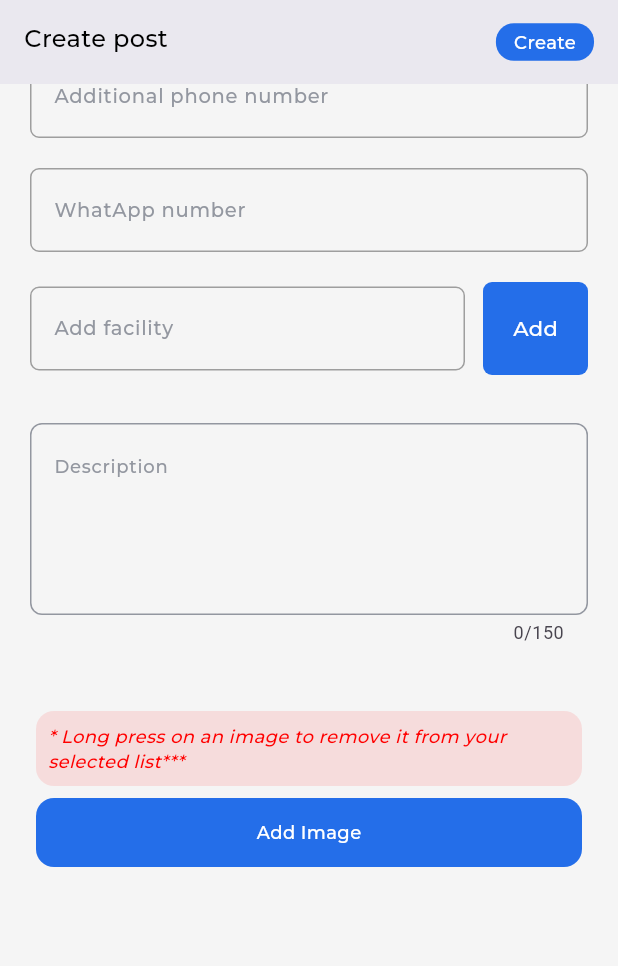
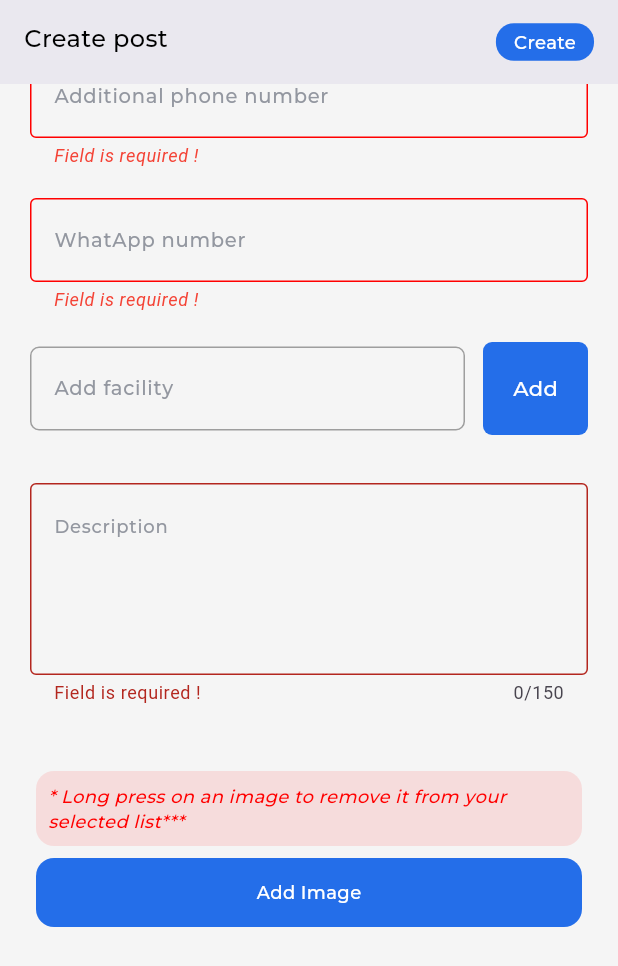
Before and after one commit to dev-rifat/tolet-app-android-ios, a Flutter app: the CreatePost screen opened directly, scrolled down 576 dp, after a tap on "Create", on a phone screen of 412 x 824 dp. Shown: the top 966 px of the screen. Run offline on Flutter 3.47's test engine with Material 3 defaults, Android fonts, the phone set to English and light mode, and no system bars; our stand-ins replace awesome_bottom_bar, cached_network_image, connectivity_plus, device_info_plus, file_picker, flutter_zoom_drawer and 14 more; missing offline and left inert: dart:ffi, hidable; accounts and stored records are empty; network calls fail.

Commit message:
create post

```diff
--- a/lib/common/widgets/cutom_component/cutom_input_field.dart
+++ b/lib/common/widgets/cutom_component/cutom_input_field.dart
@@ -87,7 +87,7 @@ class _CustomInputFieldState extends State<CustomInputField> {
         ),
         errorBorder:  OutlineInputBorder(
           borderSide: BorderSide(
-              color:widget.errorBorderColor?? Colors.transparent),),
+              color:widget.errorBorderColor?? Colors.red),),
 
 
 
--- a/lib/models/main/create_post/controller/create_post_controller.dart
+++ b/lib/models/main/create_post/controller/create_post_controller.dart
@@ -17,11 +17,12 @@ class CreatePostController extends GetxController with StateMixin {
   final isSelectCategory = 0.obs;
   final isSelectGender = 0.obs;
   final isSelectFilter = 0.obs;
-  final isSelectCategoryId = "".obs;
+  final isSelectCategoryId = "1".obs;
+  final isSelectCategoryName = "".obs;
   final isSelectedCityId = "".obs;
   final isLoadingCreatePost = false.obs;
 
-  var selectedBedRoomValue = "".obs;
+  var selectedBedRoomValue = "02".obs;
   List<String> items = [
     '01',
     '02',
@@ -31,7 +32,7 @@ class CreatePostController extends GetxController with StateMixin {
     "06",
   ];
 
-  var selectedBathRoomValue = ''.obs;
+  var selectedBathRoomValue = '02'.obs;
 
   List<String> bathRoomItems = [
     '01',
@@ -42,7 +43,7 @@ class CreatePostController extends GetxController with StateMixin {
     "06",
   ];
 
-  var selectedVarandaValue = ''.obs;
+  var selectedVarandaValue = '02'.obs;
 
   List<String> varandItems = [
     '01',
@@ -53,7 +54,7 @@ class CreatePostController extends GetxController with StateMixin {
     "06",
   ];
 
-  var selectedFloorValue = ''.obs;
+  var selectedFloorValue = '02'.obs;
 
   List<String> floorItems = [
     '01',
@@ -119,6 +120,7 @@ class CreatePostController extends GetxController with StateMixin {
         cityListList = cityListModel.data ?? [];
         if (cityListList.isNotEmpty) {
           selectedCity.value = cityListList[0].name ?? "";
+          isSelectedCityId.value = cityListList[0].id.toString() ?? "";
         }
       }
     } catch (e) {
@@ -129,6 +131,12 @@ class CreatePostController extends GetxController with StateMixin {
   }
 
   Future<void> createPost() async {
+    DateTime outputDate = DateTime.now();
+
+    // Format the DateTime object to a string
+    String formattedDate = '${outputDate.year}-${outputDate.month.toString().padLeft(2, '0')}-${outputDate.day.toString().padLeft(2, '0')}';
+   print(formattedDate);
+
     isLoadingCreatePost(true);
     var uri = Uri.parse(Api.BASE_URL + Api.CREATE_POST);
 
@@ -155,7 +163,7 @@ class CreatePostController extends GetxController with StateMixin {
 
       request.fields['gender'] = isSelectGender.value == 0 ? "Male" : "Female";
       request.fields['rent'] = rentController.text;
-      request.fields['available_from'] = "2023-04-12";
+      request.fields['available_from'] = formattedDate;
       request.fields['additional_phone_number'] =
           additionalPhoneNumberController.text;
       request.fields['description'] = descriptionController.text;
@@ -203,10 +211,11 @@ class CreatePostController extends GetxController with StateMixin {
   }
 
   void _clearData() {
-    selectedBedRoomValue.value = "";
-    selectedBathRoomValue.value = "";
-    selectedVarandaValue.value = "";
-    selectedFloorValue.value = "";
+    Get.find<MultiImagePickerController>().imageFileList.value=[];
+    selectedBedRoomValue.value = "02";
+    selectedBathRoomValue.value = "02";
+    selectedVarandaValue.value = "02";
+    selectedFloorValue.value = "02";
     rentController.clear();
     postTitleController.clear();
     additionalPhoneNumberController.clear();
@@ -214,7 +223,8 @@ class CreatePostController extends GetxController with StateMixin {
     whatAppNumberController.clear();
     rentController.clear();
     facilityList.value = [];
-    isSelectCategoryId.value = "";
+    isSelectCategoryId.value = "1";
     isSelectedCityId.value = "";
+    getCityList();
   }
 }
--- a/lib/models/main/create_post/view/screen/create_post_screen.dart
+++ b/lib/models/main/create_post/view/screen/create_post_screen.dart
@@ -1,34 +1,49 @@
+import 'dart:ffi';
+
 import 'package:flutter/material.dart';
 import 'package:get/get.dart';
+import 'package:get_storage/get_storage.dart';
 import 'package:to_let_mobile_app/common/widgets/custom_spacer.dart';
 import 'package:to_let_mobile_app/common/widgets/cutom_component/margin_layout.dart';
+import 'package:to_let_mobile_app/common/widgets/warning_message.dart';
 import 'package:to_let_mobile_app/utils/dimensions.dart';
+import '../../../../../common/controller/input_controller.dart';
 import '../../../../../common/widgets/custom_app_bar.dart';
 import '../../../../../utils/app_color.dart';
+import '../../../../../utils/app_string.dart';
 import '../../../../../utils/app_style.dart';
+import '../../../home/controller/home_controller.dart';
 import '../../../home/view/widget/category_list.dart';
 import '../../../main/main.dart';
 import '../../controller/create_post_controller.dart';
+import '../../controller/multi_image_pic_controller.dart';
 import '../../model/cilty_list_model.dart';
 import '../widget/add_facility.dart';
 import '../widget/gender_widget.dart';
 import '../widget/multi_image_pikar.dart';
 import '../widget/text_field_widgets.dart';
+import 'no_auth.dart';
 
 class CreatePost extends StatelessWidget {
   CreatePost({super.key});
 
   final CreatePostController createPostController =
       Get.put(CreatePostController());
+  final _formKey = GlobalKey<FormState>();
 
   @override
   Widget build(BuildContext context) {
-    return Scaffold(
+    Get.put(CreatePostController());
+    return Form(
+      key: _formKey,
+      child: Scaffold(
         backgroundColor: Colors.grey.shade100,
         appBar: _appbar(),
         body: Padding(
           padding: marginLayout,
-        child: SingleChildScrollView(
+          child: GetStorage().read(AppString.ACCESS_TOKEN) == null
+              ? const NoAuth()
+              : SingleChildScrollView(
                   physics: const BouncingScrollPhysics(),
                   controller: hideButtonController,
                   child: Column(
@@ -57,19 +72,24 @@ class CreatePost extends StatelessWidget {
                                     left: 12.0, right: 8, bottom: 6, top: 6),
                                 child: Obx(() {
                                   return DropdownButton<String>(
-                            value:
-                                createPostController.selectedBedRoomValue.value.isEmpty
+                                    value: createPostController
+                                            .selectedBedRoomValue.value.isEmpty
                                         ? null
-                                    : createPostController.selectedBedRoomValue.value,
+                                        : createPostController
+                                            .selectedBedRoomValue.value,
                                     hint: Text(
                                       "Bed room",
-                              style: AppStyle.normal_text_black.copyWith(
-                                  color:
-                                      AppColor.normalTextColor.withOpacity(0.5),
-                                  fontSize: Dimensions.fontSizeDefault + 1),
+                                      style: AppStyle.normal_text_black
+                                          .copyWith(
+                                              color: AppColor.normalTextColor
+                                                  .withOpacity(0.5),
+                                              fontSize:
+                                                  Dimensions.fontSizeDefault +
+                                                      1),
                                     ),
                                     onChanged: (newValue) {
-                              createPostController.setSelected(newValue!);
+                                      createPostController
+                                          .setSelected(newValue!);
                                     },
                                     underline: Container(),
                                     isExpanded: true,
@@ -78,10 +98,12 @@ class CreatePost extends StatelessWidget {
                                         .copyWith(fontSize: 14),
                                     icon: Icon(
                                       Icons.expand_more,
-                              color: AppColor.normalTextColor.withOpacity(0.5),
+                                      color: AppColor.normalTextColor
+                                          .withOpacity(0.5),
                                     ),
                                     items: createPostController.items
-                                .map<DropdownMenuItem<String>>((String value) {
+                                        .map<DropdownMenuItem<String>>(
+                                            (String value) {
                                       return DropdownMenuItem<String>(
                                         value: value,
                                         child: Row(
@@ -127,10 +149,13 @@ class CreatePost extends StatelessWidget {
                                             .selectedBathRoomValue.value,
                                     hint: Text(
                                       "Bath room",
-                              style: AppStyle.normal_text_black.copyWith(
-                                  color:
-                                      AppColor.normalTextColor.withOpacity(0.5),
-                                  fontSize: Dimensions.fontSizeDefault + 1),
+                                      style: AppStyle.normal_text_black
+                                          .copyWith(
+                                              color: AppColor.normalTextColor
+                                                  .withOpacity(0.5),
+                                              fontSize:
+                                                  Dimensions.fontSizeDefault +
+                                                      1),
                                     ),
                                     onChanged: (newValue) {
                                       createPostController
@@ -142,10 +167,12 @@ class CreatePost extends StatelessWidget {
                                         .copyWith(fontSize: 14),
                                     icon: Icon(
                                       Icons.expand_more,
-                              color: AppColor.normalTextColor.withOpacity(0.5),
+                                      color: AppColor.normalTextColor
+                                          .withOpacity(0.5),
                                     ),
                                     items: createPostController.bathRoomItems
-                                .map<DropdownMenuItem<String>>((String value) {
+                                        .map<DropdownMenuItem<String>>(
+                                            (String value) {
                                       return DropdownMenuItem<String>(
                                         value: value,
                                         child: Row(
@@ -195,10 +222,13 @@ class CreatePost extends StatelessWidget {
                                             .selectedVarandaValue.value,
                                     hint: Text(
                                       "Varanda",
-                              style: AppStyle.normal_text_black.copyWith(
-                                  color:
-                                      AppColor.normalTextColor.withOpacity(0.5),
-                                  fontSize: Dimensions.fontSizeDefault + 1),
+                                      style: AppStyle.normal_text_black
+                                          .copyWith(
+                                              color: AppColor.normalTextColor
+                                                  .withOpacity(0.5),
+                                              fontSize:
+                                                  Dimensions.fontSizeDefault +
+                                                      1),
                                     ),
                                     onChanged: (newValue) {
                                       createPostController
@@ -210,10 +240,12 @@ class CreatePost extends StatelessWidget {
                                         .copyWith(fontSize: 14),
                                     icon: Icon(
                                       Icons.expand_more,
-                              color: AppColor.normalTextColor.withOpacity(0.5),
+                                      color: AppColor.normalTextColor
+                                          .withOpacity(0.5),
                                     ),
                                     items: createPostController.items
-                                .map<DropdownMenuItem<String>>((String value) {
+                                        .map<DropdownMenuItem<String>>(
+                                            (String value) {
                                       return DropdownMenuItem<String>(
                                         value: value,
                                         child: Row(
@@ -255,16 +287,21 @@ class CreatePost extends StatelessWidget {
                                     value: createPostController
                                             .selectedFloorValue.value.isEmpty
                                         ? null
-                                : createPostController.selectedFloorValue.value,
+                                        : createPostController
+                                            .selectedFloorValue.value,
                                     hint: Text(
                                       "Floor no",
-                              style: AppStyle.normal_text_black.copyWith(
-                                  color:
-                                      AppColor.normalTextColor.withOpacity(0.5),
-                                  fontSize: Dimensions.fontSizeDefault + 1),
+                                      style: AppStyle.normal_text_black
+                                          .copyWith(
+                                              color: AppColor.normalTextColor
+                                                  .withOpacity(0.5),
+                                              fontSize:
+                                                  Dimensions.fontSizeDefault +
+                                                      1),
                                     ),
                                     onChanged: (newValue) {
-                              createPostController.setSelectedFloor(newValue!);
+                                      createPostController
+                                          .setSelectedFloor(newValue!);
                                     },
                                     isExpanded: true,
                                     underline: Container(),
@@ -272,10 +309,12 @@ class CreatePost extends StatelessWidget {
                                         .copyWith(fontSize: 14),
                                     icon: Icon(
                                       Icons.expand_more,
-                              color: AppColor.normalTextColor.withOpacity(0.5),
+                                      color: AppColor.normalTextColor
+                                          .withOpacity(0.5),
                                     ),
                                     items: createPostController.bathRoomItems
-                                .map<DropdownMenuItem<String>>((String value) {
+                                        .map<DropdownMenuItem<String>>(
+                                            (String value) {
                                       return DropdownMenuItem<String>(
                                         value: value,
                                         child: Row(
@@ -302,7 +341,7 @@ class CreatePost extends StatelessWidget {
                         ],
                       ),
                       customSpacerHeight(height: 20),
-              GenderList(),
+                      Obx(() => _category()),
                       customSpacerHeight(height: 20),
                       rentTextField(),
                       customSpacerHeight(height: 20),
@@ -321,6 +360,7 @@ class CreatePost extends StatelessWidget {
                   ),
                 ),
         ),
+      ),
     );
   }
 
@@ -329,7 +369,15 @@ class CreatePost extends StatelessWidget {
         text: "Create post",
         prefix: GestureDetector(
           onTap: () {
+            if (_formKey.currentState!.validate()) {
+              if (Get.find<MultiImagePickerController>()
+                  .imageFileList
+                  .isNotEmpty) {
                 Get.find<CreatePostController>().createPost();
+              } else {
+                showWarningMessage(message: "Invalid Image");
+              }
+            }
           },
           child: Card(
               elevation: 0,
@@ -337,8 +385,10 @@ class CreatePost extends StatelessWidget {
               child: Padding(
                   padding: const EdgeInsets.only(
                       left: 12.0, right: 12, top: 4, bottom: 4),
-                child:
-                   Obx(() =>  Get.find<CreatePostController>().isLoadingCreatePost.isTrue
+                  child: Obx(
+                    () => Get.find<CreatePostController>()
+                            .isLoadingCreatePost
+                            .isTrue
                         ? const SizedBox(
                             height: 20,
                             width: 20,
@@ -351,10 +401,23 @@ class CreatePost extends StatelessWidget {
                             "Create",
                             style: AppStyle.normal_text
                                 .copyWith(color: AppColor.cardColor),
-                   ),)
+                          ),
+                  ))),
+        ));
+  }
 
-              )),
-        ));
+  Widget _category() {
+    bool hasMatchingCategory = Get.find<CreatePostController>()
+        .isSelectCategoryName
+        .value
+        .endsWith("erlor");
+
+    // Return Container if any match is found, otherwise return GenderList
+    if (hasMatchingCategory) {
+      return GenderList();
+    } else {
+      return const SizedBox.shrink();
+    }
   }
 }
 
--- a/lib/models/main/create_post/view/widget/text_field_widgets.dart
+++ b/lib/models/main/create_post/view/widget/text_field_widgets.dart
@@ -15,6 +15,7 @@ Widget postTitleTextField() {
       color: AppColor.hintColor,
       fontSize: Dimensions.fontSizeDefault+1,
     ),
+    errorBorderColor: AppColor.errorColor,
     validator: (value) {
       if (value!.isEmpty) {
         return AppString.text_field_is_requird;
@@ -33,7 +34,8 @@ Widget bedRoomTextField() {
     hintStyle: AppStyle.normal_text_black.copyWith(
       color: AppColor.hintColor,
       fontSize: Dimensions.fontSizeDefault+1,
-    ),
+    ),    errorBorderColor: AppColor.errorColor,
+
     validator: (value) {
       if (value!.isEmpty) {
         return AppString.text_field_is_requird;
@@ -48,6 +50,8 @@ Widget bathRoomTextField() {
     hitText: "Bath room no.",
     controller: bathRoomController,
     textInputType: TextInputType.number,
+    errorBorderColor: AppColor.errorColor,
+
     hintStyle: AppStyle.normal_text_black.copyWith(
       color: AppColor.hintColor,
       fontSize: Dimensions.fontSizeDefault+1,
@@ -64,6 +68,8 @@ Widget bathRoomTextField() {
   return CustomInputField(
     hitText: "Veranda no.",
     controller: verandaController,
+    errorBorderColor: AppColor.errorColor,
+
     textInputType: TextInputType.number,
     hintStyle: AppStyle.normal_text_black.copyWith(
       color: AppColor.hintColor,
@@ -82,6 +88,8 @@ Widget bathRoomTextField() {
     hitText: "Floor no",
     controller: floorNoController,
     textInputType: TextInputType.number,
+    errorBorderColor: AppColor.errorColor,
+
     hintStyle: AppStyle.normal_text_black.copyWith(
       color: AppColor.hintColor,
       fontSize: Dimensions.fontSizeDefault+1,
@@ -99,6 +107,8 @@ Widget bathRoomTextField() {
     hitText: "Rent.",
     controller: rentController,
     textInputType: TextInputType.number,
+    errorBorderColor: AppColor.errorColor,
+
     hintStyle: AppStyle.normal_text_black.copyWith(
       color: AppColor.hintColor,
       fontSize: Dimensions.fontSizeDefault+1,
@@ -117,6 +127,8 @@ Widget additionalPhoneNumberTextField({controller}) {
     hitText: "Additional phone number",
     controller: additionalPhoneNumberController,
     textInputType: TextInputType.number,
+    errorBorderColor: AppColor.errorColor,
+
     hintStyle: AppStyle.normal_text_black.copyWith(
       color: AppColor.hintColor,
       fontSize: Dimensions.fontSizeDefault+1,
@@ -136,6 +148,8 @@ Widget whatAppNumberTextField({controller}) {
     hitText: "WhatApp number",
     controller: whatAppNumberController,
     textInputType: TextInputType.number,
+    errorBorderColor: AppColor.errorColor,
+
     hintStyle: AppStyle.normal_text_black.copyWith(
       color: AppColor.hintColor,
       fontSize: Dimensions.fontSizeDefault+1,
@@ -156,6 +170,7 @@ Widget descriptionTextField({controller}) {
   return InputNote(
     controller: descriptionController,
     hintText: "Description",
+
     validator: (value) {
       if (value!.isEmpty) {
         return AppString.text_field_is_requird;
--- a/lib/models/main/home/view/widget/category_list.dart
+++ b/lib/models/main/home/view/widget/category_list.dart
@@ -34,6 +34,7 @@ class CategoryList extends GetView<HomeController> {
                     categoryId: category.id
                 );
                 Get.find<CreatePostController>().isSelectCategoryId.value=category.id.toString()??"";
+                Get.find<CreatePostController>().isSelectCategoryName.value=category.name.toString()??"";
 
               },
               child: SizedBox(
--- a/lib/models/main/main/drawer_main/menu_screen.dart
+++ b/lib/models/main/main/drawer_main/menu_screen.dart
@@ -1,6 +1,7 @@
 import 'package:flutter/cupertino.dart';
 import 'package:flutter/material.dart';
 import 'package:get/get.dart';
+import 'package:get_storage/get_storage.dart';
 import 'package:to_let_mobile_app/common/widgets/custom_network_image.dart';
 import 'package:to_let_mobile_app/common/widgets/custom_spacer.dart';
 import 'package:to_let_mobile_app/models/main/home/view/widget/card_style.dart';
@@ -117,6 +118,8 @@ _logoutDialog(){
     context: Get.context!,
     saveBtnAction: () {
       Get.offAllNamed(Routes.SIGN_IN);
+      GetStorage().remove(AppString.ACCESS_TOKEN);
+      GetStorage().remove(AppString.ID_STORE);
     },
     icon: Icons.logout,
     titleText: AppString.text_are_you_sure.tr,
```
Also changed, not shown: lib/models/main/create_post/view/screen/no_auth.dart (added, +36 -0 lines), lib/models/main/create_post/view/widget/add_facility.dart (+0 -7 lines), lib/models/main/main/widgets.dart (+6 -4 lines). Lines whose indentation alone changed are shown as unchanged.
